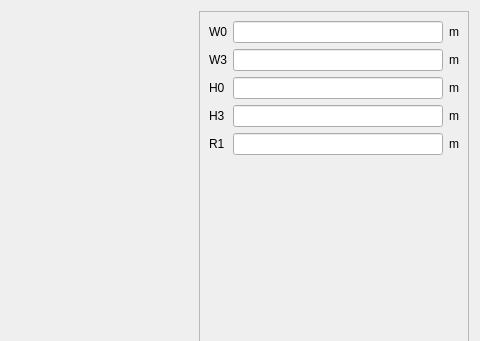
Old version of the form pyleecan/GUI/Dialog/DMachineSetup/SWSlot/PWSlot28/PWSlot28.ui in the repository Eomys/pyleecan; both pictures show x 345 to 825 and y 0 to 341 of the 825 by 470 pixel window.
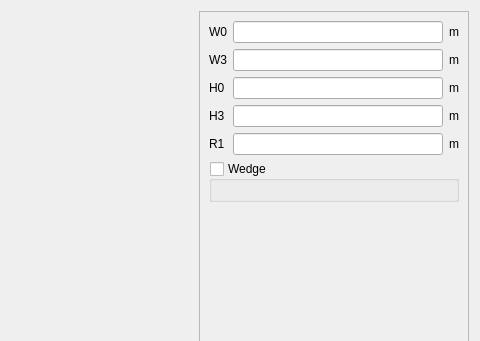
New version of the form. Icons and pictures are not drawn. Custom widgets are drawn as their Qt base class.

Commit message: [NF] Adding wedges in the GUI

```diff
--- a/pyleecan/GUI/Dialog/DMachineSetup/SWSlot/PWSlot28/PWSlot28.ui
+++ b/pyleecan/GUI/Dialog/DMachineSetup/SWSlot/PWSlot28/PWSlot28.ui
@@ -114,7 +114,7 @@
         <height>446</height>
        </rect>
       </property>
-      <layout class="QVBoxLayout" name="verticalLayout">
+      <layout class="QVBoxLayout" name="verticalLayout_3">
        <item>
         <layout class="QGridLayout" name="gridLayout">
          <item row="4" column="0">
@@ -204,6 +204,31 @@
          </item>
         </layout>
        </item>
+       <item>
+        <widget class="QGroupBox" name="g_wedge">
+         <property name="title">
+          <string>Wedge</string>
+         </property>
+         <property name="checkable">
+          <bool>true</bool>
+         </property>
+         <property name="checked">
+          <bool>false</bool>
+         </property>
+         <layout class="QVBoxLayout" name="verticalLayout">
+          <item>
+           <widget class="WMatSelectV" name="w_wedge_mat" native="true">
+            <property name="minimumSize">
+             <size>
+              <width>100</width>
+              <height>0</height>
+             </size>
+            </property>
+           </widget>
+          </item>
+         </layout>
+        </widget>
+       </item>
        <item>
         <spacer name="verticalSpacer">
          <property name="orientation">
@@ -238,6 +263,12 @@
    <header>......GUI.Dialog.DMachineSetup.SWSlot.WWSlotOut.WWSlotOut.h</header>
    <container>1</container>
   </customwidget>
+  <customwidget>
+   <class>WMatSelectV</class>
+   <extends>QWidget</extends>
+   <header>......GUI.Dialog.DMatLib.WMatSelect.WMatSelectV.h</header>
+   <container>1</container>
+  </customwidget>
  </customwidgets>
  <tabstops>
   <tabstop>lf_W0</tabstop>
```
Left out of the diff: 2 changed lines with no effect on the pictures. The commit also changes 55 other files.
